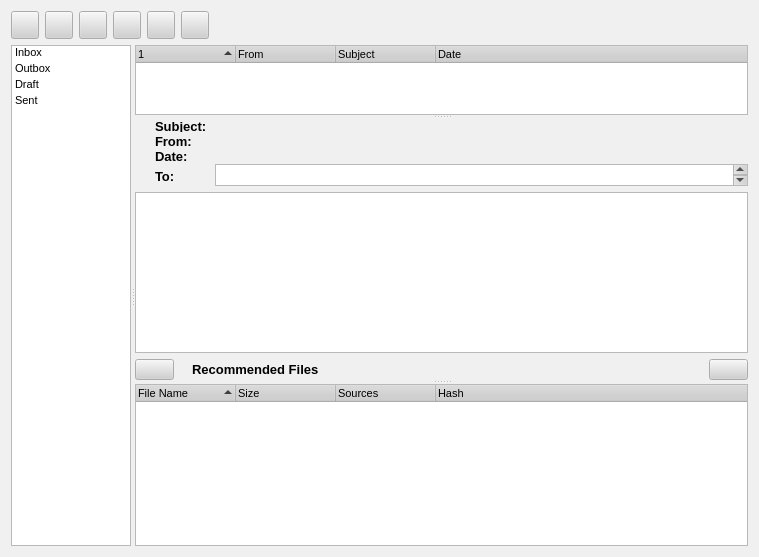
Old version of the form retroshare-gui/src/gui/MessagesDialog.ui in the repository RetroShare/RetroShare.
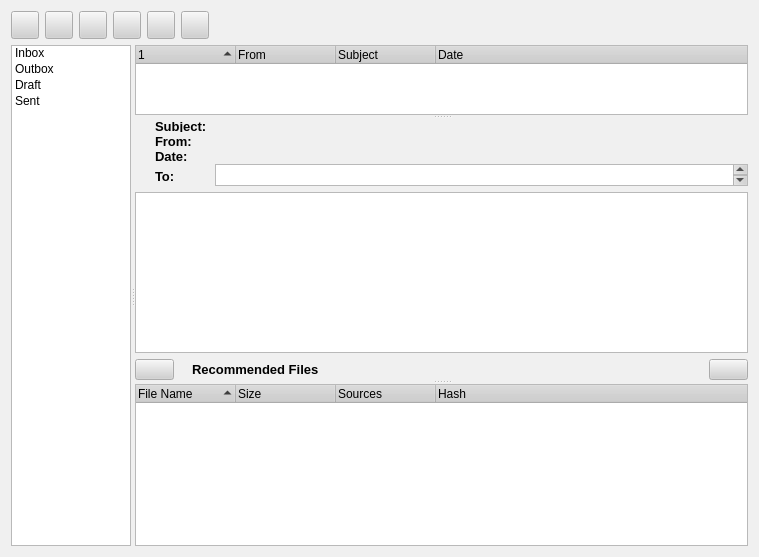
New version of the form. Icons and pictures are not drawn.

Commit message: set default Font size to 9, this fixes problems on new qt styles under Linux.

```diff
--- a/retroshare-gui/src/gui/MessagesDialog.ui
+++ b/retroshare-gui/src/gui/MessagesDialog.ui
@@ -626,7 +626,12 @@
         <height>16777215</height>
        </size>
       </property>
-      <property name="lineWidth" >
+      <property name="font">
+       <font>
+        <pointsize>9</pointsize>
+       </font>
+      </property>
+      <property name="lineWidth">
        <number>1</number>
       </property>
       <property name="midLineWidth" >
@@ -701,7 +706,12 @@
          <verstretch>5</verstretch>
         </sizepolicy>
        </property>
-       <property name="contextMenuPolicy" >
+       <property name="font">
+        <font>
+         <pointsize>9</pointsize>
+        </font>
+       </property>
+       <property name="contextMenuPolicy">
         <enum>Qt::CustomContextMenu</enum>
        </property>
        <property name="indentation" >
@@ -1099,8 +1109,13 @@
         </item>
        </layout>
       </widget>
-      <widget class="QTreeWidget" name="msgList" >
-       <property name="contextMenuPolicy" >
+      <widget class="QTreeWidget" name="msgList">
+       <property name="font">
+        <font>
+         <pointsize>9</pointsize>
+        </font>
+       </property>
+       <property name="contextMenuPolicy">
         <enum>Qt::CustomContextMenu</enum>
        </property>
        <property name="sortingEnabled" >
```
Left out of the diff: 757 changed lines with no effect on the pictures. The commit also changes 3 other files.
